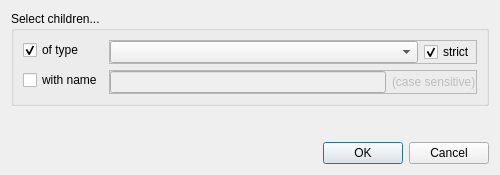
Above: qCC/ui_templates/selectChildrenDlg.ui from CloudCompare/CloudCompare before the change. Below: the same form after it.
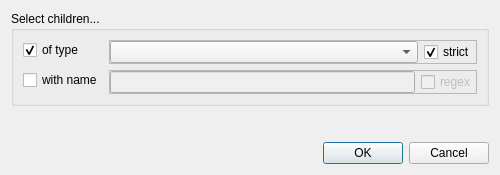
That is the form after the change.

Commit message: dbtree objects can be selected by custom type + by regex

Patch:
```diff
--- a/qCC/ui_templates/selectChildrenDlg.ui
+++ b/qCC/ui_templates/selectChildrenDlg.ui
@@ -59,9 +59,9 @@
           <widget class="QLineEdit" name="nameLineEdit"/>
          </item>
          <item>
-          <widget class="QLabel" name="label_2">
+          <widget class="QCheckBox" name="checkBoxRegex">
            <property name="text">
-            <string>(case sensitive)</string>
+            <string>regex</string>
            </property>
           </widget>
          </item>
```
Left out of the diff: 22 changed lines with no effect on the pictures. The commit also changes 4 other files.
